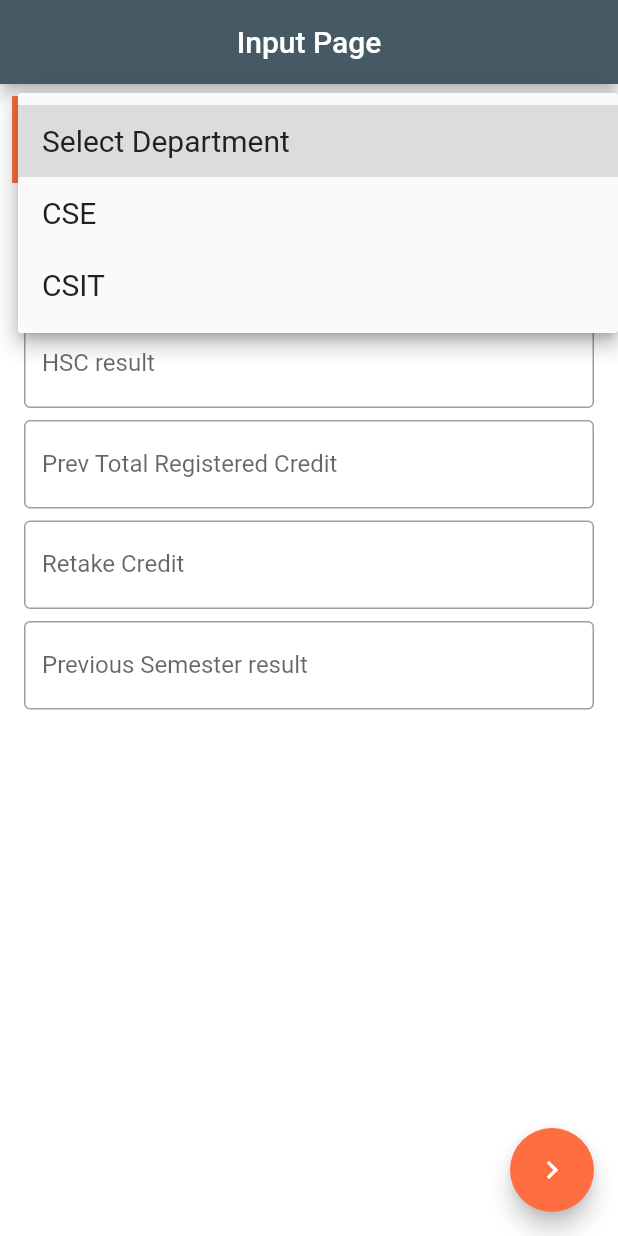
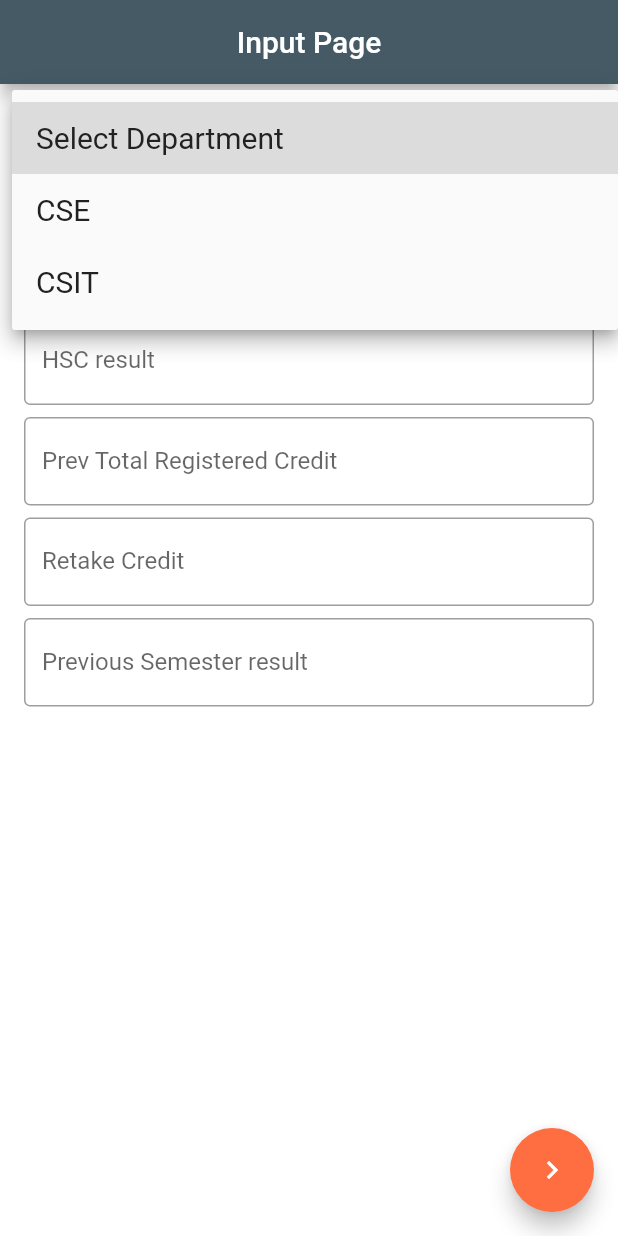
Before and after one commit to momin-mostafa/Smuct-Payment-Calculator, a Flutter app: the screen it shows after launch, after a tap on "Select Department", on a phone screen of 412 x 824 dp. Run offline on Flutter 3.47's test engine with Material 2 defaults, Android fonts, the phone set to English and light mode, and no system bars; our stand-ins replace get; project files that could hold a hidden picture were left out.

Commit message:
firebase json added + Code formated

```diff
--- a/payment_calc_smuct/lib/main.dart
+++ b/payment_calc_smuct/lib/main.dart
@@ -1,21 +1,21 @@
-import 'dart:io';
+// import 'dart:io';
 import 'package:flutter/material.dart';
 import 'package:payment_calc_smuct/screens/first_page.dart';
 // import 'demo_first_page.dart';
 // import 'ui.dart';
-import 'package:window_size/window_size.dart';
+// import 'package:window_size/window_size.dart';
 // import 'screens/welcome.dart';
 import 'screens/first_page.dart';
 import 'package:get/get.dart';
 // import 'drop_down_menu.dart';
 
 void main() {
-  WidgetsFlutterBinding.ensureInitialized();
-  if (Platform.isWindows || Platform.isLinux || Platform.isMacOS) {
-    setWindowTitle("My App");
-    setWindowMinSize(const Size(414, 736));
-    setWindowMaxSize(const Size(414, 736));
-  }
+  // WidgetsFlutterBinding.ensureInitialized();
+  // if (Platform.isWindows || Platform.isLinux || Platform.isMacOS) {
+  //   setWindowTitle("My App");
+  //   setWindowMinSize(const Size(414, 736));
+  //   setWindowMaxSize(const Size(414, 736));
+  // }
   runApp(const HomeWrapper());
 }
 
--- a/payment_calc_smuct/lib/screens/first_page.dart
+++ b/payment_calc_smuct/lib/screens/first_page.dart
@@ -105,17 +105,9 @@ class _LoginDemoState extends State<LoginDemo> {
           // ),
           Container(
             margin: const EdgeInsets.all(8),
-            decoration: const BoxDecoration(
-              border: Border(
-                top: BorderSide(
-                  color: Colors.deepOrangeAccent,
-                  width: 2.0,
-                ),
-                left: BorderSide(
-                  color: Colors.deepOrangeAccent,
-                  width: 4.0,
-                ),
-              ),
+            decoration: BoxDecoration(
+              borderRadius: BorderRadius.circular(15),
+              color: Colors.amber[600],
             ),
             child: ListTile(
               title: DropdownButtonHideUnderline(
```
Also changed, not shown: Doc/google-services.json (added, +39 -0 lines), payment_calc_smuct/lib/controller/cost_controller.dart (+11 -0 lines), 10 other files.
